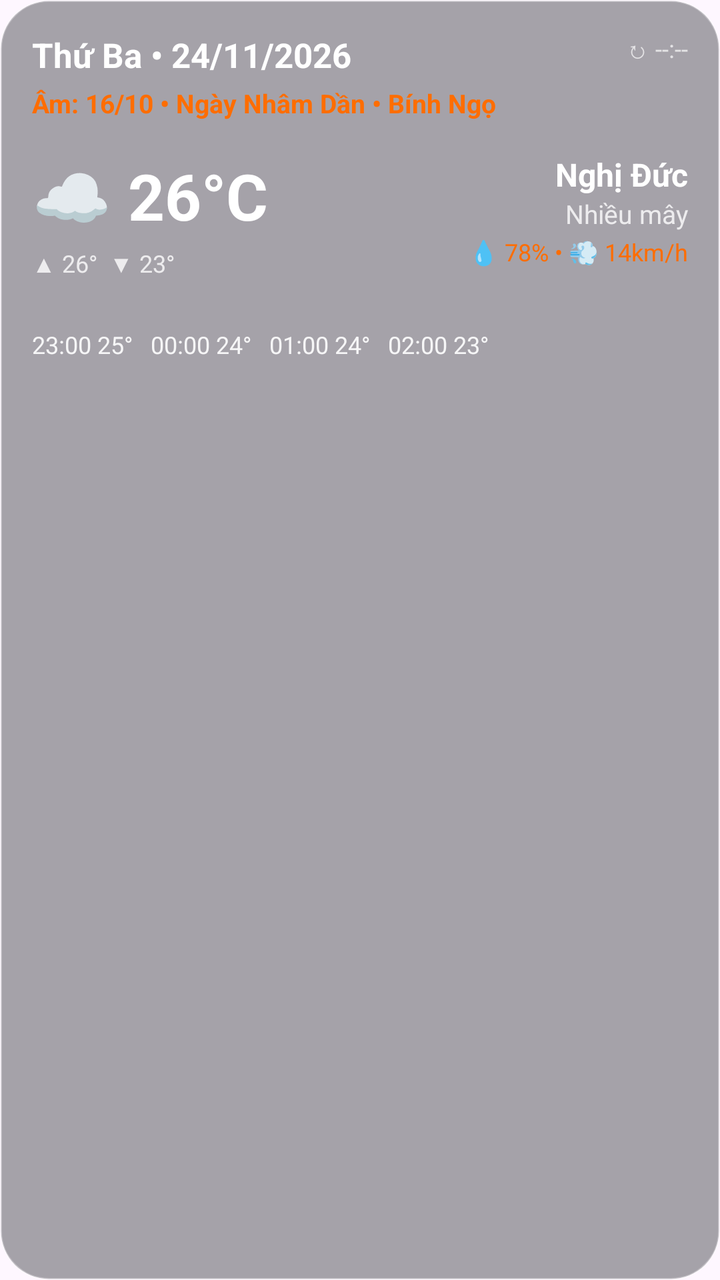
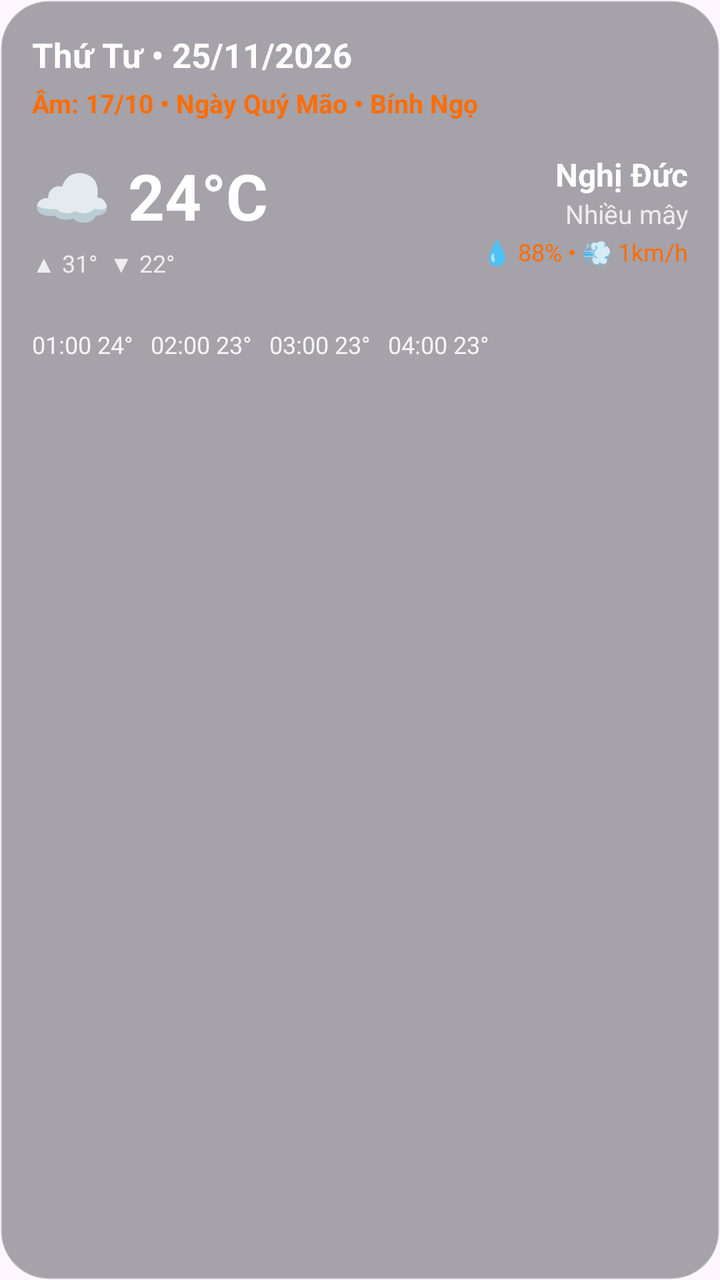

Compare the two renders of this Android layout. The source of the first and the diff that turns it into the second are given below.
<!-- AndroidManifest.xml: application theme Theme.Material3.DayNight.NoActionBar -->
<!-- res/layout/widget_4x4.xml -->
<?xml version="1.0" encoding="utf-8"?>
<RelativeLayout xmlns:android="http://schemas.android.com/apk/res/android"
    android:id="@+id/widget_root"
    android:layout_width="match_parent"
    android:layout_height="match_parent"
    android:background="@drawable/bg_widget_glass_dark"
    android:padding="16dp">

    <TextView
        android:id="@+id/tv_solar_date"
        android:layout_width="wrap_content"
        android:layout_height="wrap_content"
        android:fontFamily="sans-serif"
        android:text="Thứ Ba • 24/11/2026"
        android:textColor="#FFFFFF"
        android:textSize="17sp"
        android:textStyle="bold" />

    <TextView
        android:id="@+id/tv_update_time"
        android:layout_width="wrap_content"
        android:layout_height="wrap_content"
        android:layout_alignParentEnd="true"
        android:fontFamily="sans-serif"
        android:text="↻ --:--"
        android:textColor="#B3FFFFFF"
        android:textSize="12sp" />

    <TextView
        android:id="@+id/tv_lunar_date"
        android:layout_width="wrap_content"
        android:layout_height="wrap_content"
        android:layout_below="@id/tv_solar_date"
        android:layout_marginTop="4dp"
        android:fontFamily="sans-serif"
        android:text="Âm: 16/10 • Ngày Nhâm Dần • Bính Ngọ"
        android:textColor="#FF6D00"
        android:textSize="13sp"
        android:textStyle="bold" />

    <LinearLayout
        android:id="@+id/layout_middle_4x4"
        android:layout_width="match_parent"
        android:layout_height="wrap_content"
        android:layout_below="@id/tv_lunar_date"
        android:layout_marginTop="16dp"
        android:orientation="horizontal">

        <LinearLayout
            android:layout_width="0dp"
            android:layout_height="wrap_content"
            android:layout_weight="1"
            android:orientation="vertical">

            <TextView
                android:id="@+id/tv_temp"
                android:layout_width="wrap_content"
                android:layout_height="wrap_content"
                android:fontFamily="sans-serif"
                android:text="☁ 26°C"
                android:textColor="#FFFFFF"
                android:textSize="32sp"
                android:textStyle="bold" />

            <TextView
                android:id="@+id/tv_min_max"
                android:layout_width="wrap_content"
                android:layout_height="wrap_content"
                android:layout_marginTop="4dp"
                android:fontFamily="sans-serif"
                android:text="▲ 26°  ▼ 23°"
                android:textColor="#CCFFFFFF"
                android:textSize="12sp" />
        </LinearLayout>

        <LinearLayout
            android:layout_width="wrap_content"
            android:layout_height="wrap_content"
            android:gravity="end"
            android:orientation="vertical">

            <TextView
                android:id="@+id/tv_location"
                android:layout_width="wrap_content"
                android:layout_height="wrap_content"
                android:fontFamily="sans-serif"
                android:text="Nghị Đức"
                android:textColor="#FFFFFF"
                android:textSize="16sp"
                android:textStyle="bold" />

            <TextView
                android:id="@+id/tv_condition"
                android:layout_width="wrap_content"
                android:layout_height="wrap_content"
                android:fontFamily="sans-serif"
                android:text="Nhiều mây"
                android:textColor="#CCFFFFFF"
                android:textSize="13sp" />

            <TextView
                android:id="@+id/tv_humidity_wind"
                android:layout_width="wrap_content"
                android:layout_height="wrap_content"
                android:layout_marginTop="2dp"
                android:fontFamily="sans-serif"
                android:text="💧 78% • 💨 14km/h"
                android:textColor="#FF6D00"
                android:textSize="12sp" />
        </LinearLayout>
    </LinearLayout>

    <TextView
        android:id="@+id/tv_hourly"
        android:layout_width="wrap_content"
        android:layout_height="wrap_content"
        android:layout_below="@id/layout_middle_4x4"
        android:layout_marginTop="24dp"
        android:fontFamily="sans-serif"
        android:text="23:00 25°   00:00 24°   01:00 24°   02:00 23°"
        android:textColor="#E6FFFFFF"
        android:textSize="12sp" />

    <TextView
        android:id="@+id/tv_signature"
        android:layout_width="wrap_content"
        android:layout_height="wrap_content"
        android:layout_alignParentEnd="true"
        android:layout_alignParentBottom="true"
        android:alpha="0.9"
        android:fontFamily="sans-serif"
        android:text=""
        android:textColor="#FFFFFF"
        android:textSize="11sp"
        android:textStyle="italic" />
</RelativeLayout>
<!-- resources referenced by this layout -->
<resources>
  <!-- drawable bg_widget_glass_dark (drawable) -->
  <?xml version="1.0" encoding="utf-8"?>
  <shape xmlns:android="http://schemas.android.com/apk/res/android">
      <solid android:color="#661E2229" />
      <corners android:radius="24dp" />
      <stroke
          android:width="1dp"
          android:color="#4DFFFFFF" />
  </shape>
</resources>

<!-- the commit's change to res/layout/widget_4x4.xml (unified diff, before → after) -->
@@ -11,7 +11,7 @@
         android:layout_width="wrap_content"
         android:layout_height="wrap_content"
         android:fontFamily="sans-serif"
-        android:text="Thứ Ba • 24/11/2026"
+        android:text="Thứ Tư • 25/11/2026"
         android:textColor="#FFFFFF"
         android:textSize="17sp"
         android:textStyle="bold" />
@@ -20,11 +20,7 @@
         android:id="@+id/tv_update_time"
         android:layout_width="wrap_content"
         android:layout_height="wrap_content"
-        android:layout_alignParentEnd="true"
-        android:fontFamily="sans-serif"
-        android:text="↻ --:--"
-        android:textColor="#B3FFFFFF"
-        android:textSize="12sp" />
+        android:visibility="gone" />
 
     <TextView
         android:id="@+id/tv_lunar_date"
@@ -33,7 +29,7 @@
         android:layout_below="@id/tv_solar_date"
         android:layout_marginTop="4dp"
         android:fontFamily="sans-serif"
-        android:text="Âm: 16/10 • Ngày Nhâm Dần • Bính Ngọ"
+        android:text="Âm: 17/10 • Ngày Quý Mão • Bính Ngọ"
         android:textColor="#FF6D00"
         android:textSize="13sp"
         android:textStyle="bold" />
@@ -57,7 +53,7 @@
                 android:layout_width="wrap_content"
                 android:layout_height="wrap_content"
                 android:fontFamily="sans-serif"
-                android:text="☁ 26°C"
+                android:text="☁ 24°C"
                 android:textColor="#FFFFFF"
                 android:textSize="32sp"
                 android:textStyle="bold" />
@@ -68,7 +64,7 @@
                 android:layout_height="wrap_content"
                 android:layout_marginTop="4dp"
                 android:fontFamily="sans-serif"
-                android:text="▲ 26°  ▼ 23°"
+                android:text="▲ 31°  ▼ 22°"
                 android:textColor="#CCFFFFFF"
                 android:textSize="12sp" />
         </LinearLayout>
@@ -104,7 +100,7 @@
                 android:layout_height="wrap_content"
                 android:layout_marginTop="2dp"
                 android:fontFamily="sans-serif"
-                android:text="💧 78% • 💨 14km/h"
+                android:text="💧 88% • 💨 1km/h"
                 android:textColor="#FF6D00"
                 android:textSize="12sp" />
         </LinearLayout>
@@ -117,7 +113,7 @@
         android:layout_below="@id/layout_middle_4x4"
         android:layout_marginTop="24dp"
         android:fontFamily="sans-serif"
-        android:text="23:00 25°   00:00 24°   01:00 24°   02:00 23°"
+        android:text="01:00 24°   02:00 23°   03:00 23°   04:00 23°"
         android:textColor="#E6FFFFFF"
         android:textSize="12sp" />
 
